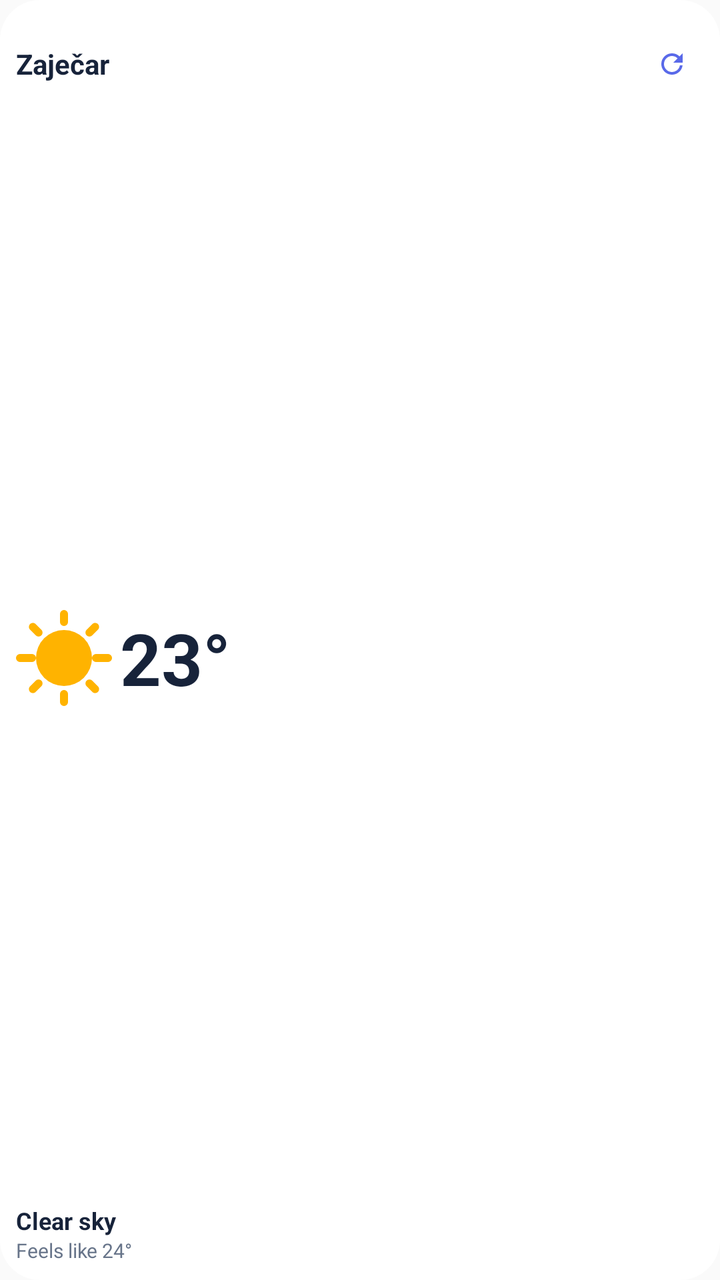
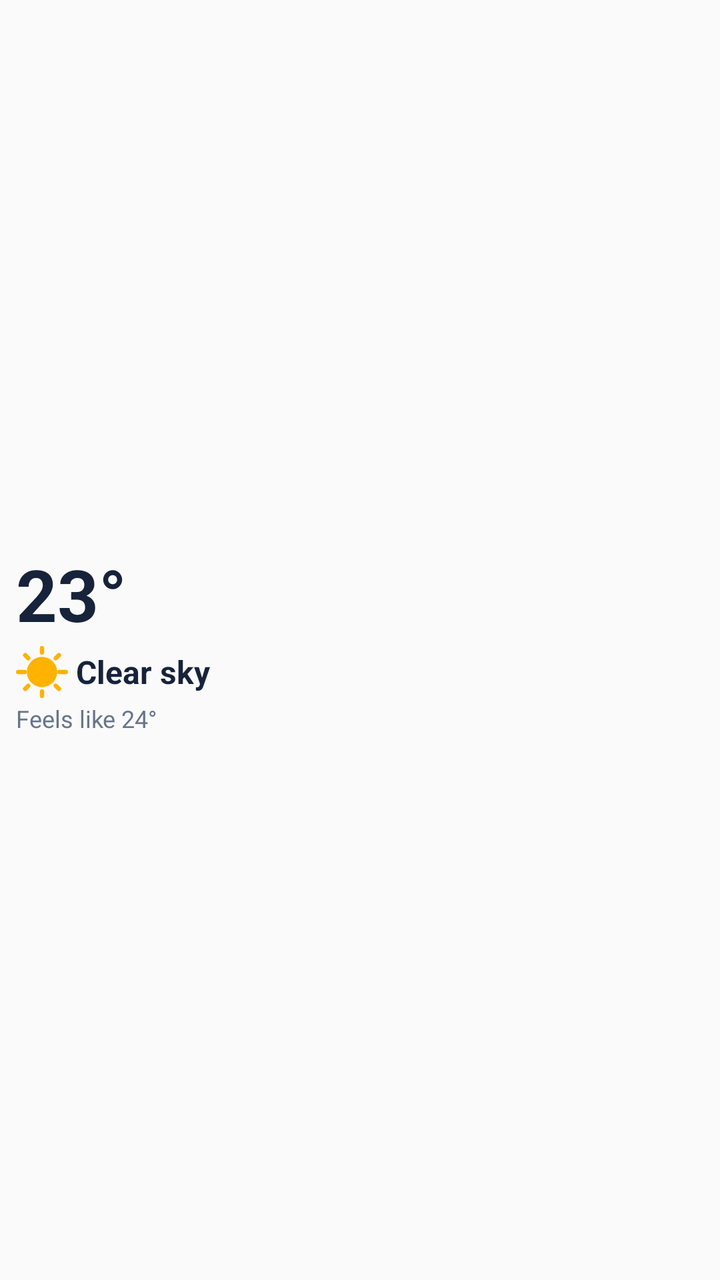

Before-and-after screenshots of an Android layout around one commit, followed by the original layout XML and the change that was made.
<!-- AndroidManifest.xml: application theme Theme.HluWeather -->
<!-- res/layout/weather_widget_preview_small.xml -->
<?xml version="1.0" encoding="utf-8"?>
<LinearLayout xmlns:android="http://schemas.android.com/apk/res/android"
    android:layout_width="match_parent"
    android:layout_height="match_parent"
    android:background="@drawable/weather_widget_card_surface"
    android:orientation="vertical"
    android:padding="8dp">

    <LinearLayout
        android:layout_width="match_parent"
        android:layout_height="48dp"
        android:gravity="center_vertical"
        android:orientation="horizontal">

        <TextView
            android:layout_width="0dp"
            android:layout_height="wrap_content"
            android:layout_weight="1"
            android:ellipsize="end"
            android:maxLines="1"
            android:text="@string/weather_widget_preview_location"
            android:textColor="#FF17233A"
            android:textSize="14sp"
            android:textStyle="bold" />

        <ImageView
            android:layout_width="32dp"
            android:layout_height="32dp"
            android:contentDescription="@string/weather_widget_preview_refresh"
            android:padding="8dp"
            android:src="@drawable/weather_widget_preview_refresh" />
    </LinearLayout>

    <LinearLayout
        android:layout_width="match_parent"
        android:layout_height="0dp"
        android:layout_weight="1"
        android:gravity="center_vertical"
        android:orientation="horizontal">

        <ImageView
            android:layout_width="48dp"
            android:layout_height="48dp"
            android:contentDescription="@string/weather_widget_preview_condition"
            android:src="@drawable/weather_widget_preview_sun" />

        <TextView
            android:layout_width="wrap_content"
            android:layout_height="wrap_content"
            android:layout_marginStart="4dp"
            android:text="@string/weather_widget_preview_temperature"
            android:textColor="#FF17233A"
            android:textSize="36sp"
            android:textStyle="bold" />
    </LinearLayout>

    <TextView
        android:layout_width="match_parent"
        android:layout_height="wrap_content"
        android:ellipsize="end"
        android:maxLines="1"
        android:text="@string/weather_widget_preview_condition"
        android:textColor="#FF17233A"
        android:textSize="12sp"
        android:textStyle="bold" />

    <TextView
        android:layout_width="match_parent"
        android:layout_height="wrap_content"
        android:ellipsize="end"
        android:maxLines="1"
        android:text="@string/weather_widget_preview_feels_like"
        android:textColor="#FF68758A"
        android:textSize="10sp" />
</LinearLayout>
<!-- resources referenced by this layout -->
<resources>
  <!-- drawable weather_widget_card_surface (drawable) -->
  <shape xmlns:android="http://schemas.android.com/apk/res/android" android:shape="rectangle">
      <solid android:color="#FFFFFFFF" />
      <corners android:radius="20dp" />
  </shape>
  <!-- drawable weather_widget_preview_refresh (drawable) -->
  <?xml version="1.0" encoding="utf-8"?>
  <vector xmlns:android="http://schemas.android.com/apk/res/android"
      android:width="20dp"
      android:height="20dp"
      android:viewportWidth="24"
      android:viewportHeight="24">
      <path
          android:fillColor="#FF5969E9"
          android:pathData="M17.65,6.35A7.95,7.95 0,0 0,12 4a8,8 0,1 0,7.93 9h-2.02A6,6 0,1 1,12 6c1.66,0 3.14,0.69 4.22,1.78L13,11h7V4l-2.35,2.35z" />
  </vector>
  <!-- drawable weather_widget_preview_sun (drawable) -->
  <?xml version="1.0" encoding="utf-8"?>
  <vector xmlns:android="http://schemas.android.com/apk/res/android"
      android:width="32dp"
      android:height="32dp"
      android:viewportWidth="24"
      android:viewportHeight="24">
      <path
          android:fillColor="#FFFFB300"
          android:pathData="M12,5a7,7 0,1 0,0 14a7,7 0,0 0,0 -14z" />
      <path
          android:fillColor="#00000000"
          android:pathData="M12,1v2 M12,21v2 M4.22,4.22l1.42,1.42 M18.36,18.36l1.42,1.42 M1,12h3 M20,12h3 M4.22,19.78l1.42,-1.42 M18.36,5.64l1.42,-1.42"
          android:strokeColor="#FFFFB300"
          android:strokeLineCap="round"
          android:strokeWidth="2" />
  </vector>
  <string name="weather_widget_preview_condition">Clear sky</string>
  <string name="weather_widget_preview_feels_like">Feels like 24°</string>
  <string name="weather_widget_preview_location">Zaječar</string>
  <string name="weather_widget_preview_refresh">Refresh</string>
  <string name="weather_widget_preview_temperature">23°</string>
  <style name="Theme.HluWeather" parent="android:Theme.Material.Light.NoActionBar" />
</resources>

<!-- the commit's change to res/layout/weather_widget_preview_small.xml (unified diff, before → after) -->
@@ -2,74 +2,59 @@
 <LinearLayout xmlns:android="http://schemas.android.com/apk/res/android"
     android:layout_width="match_parent"
     android:layout_height="match_parent"
-    android:background="@drawable/weather_widget_card_surface"
+    android:gravity="center_vertical"
     android:orientation="vertical"
     android:padding="8dp">
 
+    <TextView
+        android:layout_width="match_parent"
+        android:layout_height="wrap_content"
+        android:autoSizeMaxTextSize="36sp"
+        android:autoSizeMinTextSize="12sp"
+        android:autoSizeStepGranularity="1sp"
+        android:autoSizeTextType="uniform"
+        android:maxLines="1"
+        android:text="@string/weather_widget_preview_temperature"
+        android:textColor="#FF17233A"
+        android:textSize="36sp"
+        android:textStyle="bold" />
+
     <LinearLayout
         android:layout_width="match_parent"
-        android:layout_height="48dp"
+        android:layout_height="wrap_content"
+        android:layout_marginTop="2dp"
         android:gravity="center_vertical"
         android:orientation="horizontal">
+
+        <ImageView
+            android:layout_width="26dp"
+            android:layout_height="26dp"
+            android:contentDescription="@string/weather_widget_preview_condition"
+            android:src="@drawable/weather_widget_preview_sun" />
 
         <TextView
             android:layout_width="0dp"
             android:layout_height="wrap_content"
+            android:layout_marginStart="4dp"
             android:layout_weight="1"
-            android:ellipsize="end"
+            android:autoSizeMaxTextSize="16sp"
+            android:autoSizeMinTextSize="7sp"
+            android:autoSizeStepGranularity="1sp"
+            android:autoSizeTextType="uniform"
             android:maxLines="1"
-            android:text="@string/weather_widget_preview_location"
+            android:text="@string/weather_widget_preview_condition"
             android:textColor="#FF17233A"
-            android:textSize="14sp"
-            android:textStyle="bold" />
-
-        <ImageView
-            android:layout_width="32dp"
-            android:layout_height="32dp"
-            android:contentDescription="@string/weather_widget_preview_refresh"
-            android:padding="8dp"
-            android:src="@drawable/weather_widget_preview_refresh" />
-    </LinearLayout>
-
-    <LinearLayout
-        android:layout_width="match_parent"
-        android:layout_height="0dp"
-        android:layout_weight="1"
-        android:gravity="center_vertical"
-        android:orientation="horizontal">
-
-        <ImageView
-            android:layout_width="48dp"
-            android:layout_height="48dp"
-            android:contentDescription="@string/weather_widget_preview_condition"
-            android:src="@drawable/weather_widget_preview_sun" />
-
-        <TextView
-            android:layout_width="wrap_content"
-            android:layout_height="wrap_content"
-            android:layout_marginStart="4dp"
-            android:text="@string/weather_widget_preview_temperature"
-            android:textColor="#FF17233A"
-            android:textSize="36sp"
+            android:textSize="16sp"
             android:textStyle="bold" />
     </LinearLayout>
 
     <TextView
         android:layout_width="match_parent"
         android:layout_height="wrap_content"
-        android:ellipsize="end"
-        android:maxLines="1"
-        android:text="@string/weather_widget_preview_condition"
-        android:textColor="#FF17233A"
-        android:textSize="12sp"
-        android:textStyle="bold" />
-
-    <TextView
-        android:layout_width="match_parent"
-        android:layout_height="wrap_content"
+        android:layout_marginTop="2dp"
         android:ellipsize="end"
         android:maxLines="1"
         android:text="@string/weather_widget_preview_feels_like"
         android:textColor="#FF68758A"
-        android:textSize="10sp" />
+        android:textSize="12sp" />
 </LinearLayout>
<!-- resource entries referenced after the edit -->
@@ -1,21 +1,5 @@
 <!-- resources referenced by this layout -->
 <resources>
-  <!-- drawable weather_widget_card_surface (drawable) -->
-  <shape xmlns:android="http://schemas.android.com/apk/res/android" android:shape="rectangle">
-      <solid android:color="#FFFFFFFF" />
-      <corners android:radius="20dp" />
-  </shape>
-  <!-- drawable weather_widget_preview_refresh (drawable) -->
-  <?xml version="1.0" encoding="utf-8"?>
-  <vector xmlns:android="http://schemas.android.com/apk/res/android"
-      android:width="20dp"
-      android:height="20dp"
-      android:viewportWidth="24"
-      android:viewportHeight="24">
-      <path
-          android:fillColor="#FF5969E9"
-          android:pathData="M17.65,6.35A7.95,7.95 0,0 0,12 4a8,8 0,1 0,7.93 9h-2.02A6,6 0,1 1,12 6c1.66,0 3.14,0.69 4.22,1.78L13,11h7V4l-2.35,2.35z" />
-  </vector>
   <!-- drawable weather_widget_preview_sun (drawable) -->
   <?xml version="1.0" encoding="utf-8"?>
   <vector xmlns:android="http://schemas.android.com/apk/res/android"
@@ -35,8 +19,6 @@
   </vector>
   <string name="weather_widget_preview_condition">Clear sky</string>
   <string name="weather_widget_preview_feels_like">Feels like 24°</string>
-  <string name="weather_widget_preview_location">Zaječar</string>
-  <string name="weather_widget_preview_refresh">Refresh</string>
   <string name="weather_widget_preview_temperature">23°</string>
   <style name="Theme.HluWeather" parent="android:Theme.Material.Light.NoActionBar" />
 </resources>
